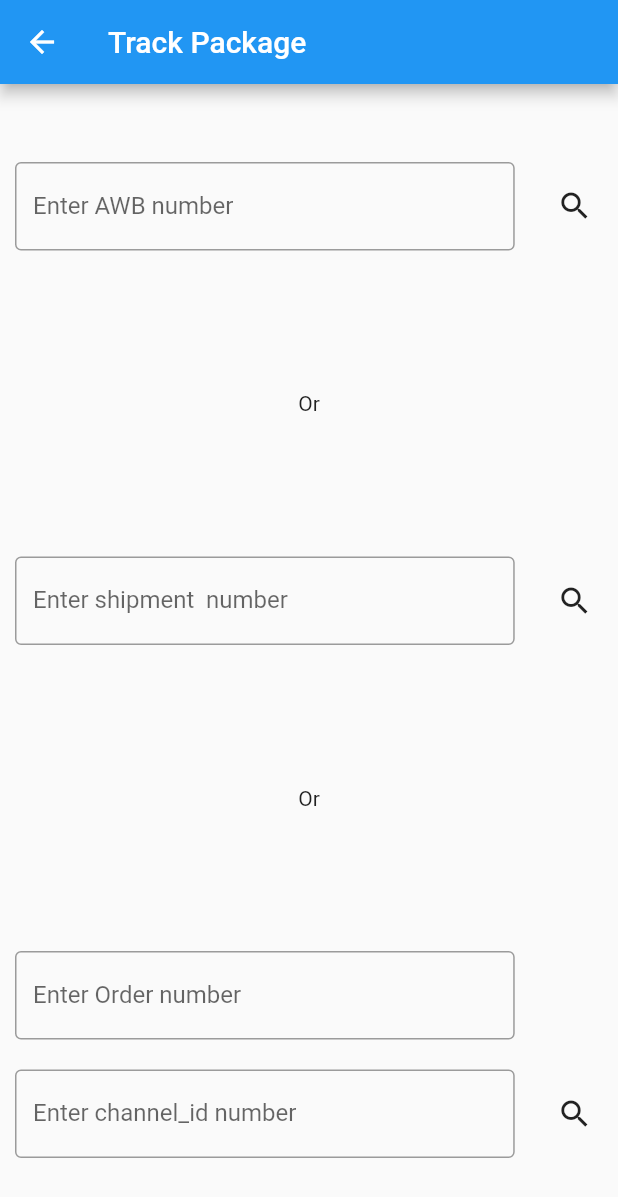
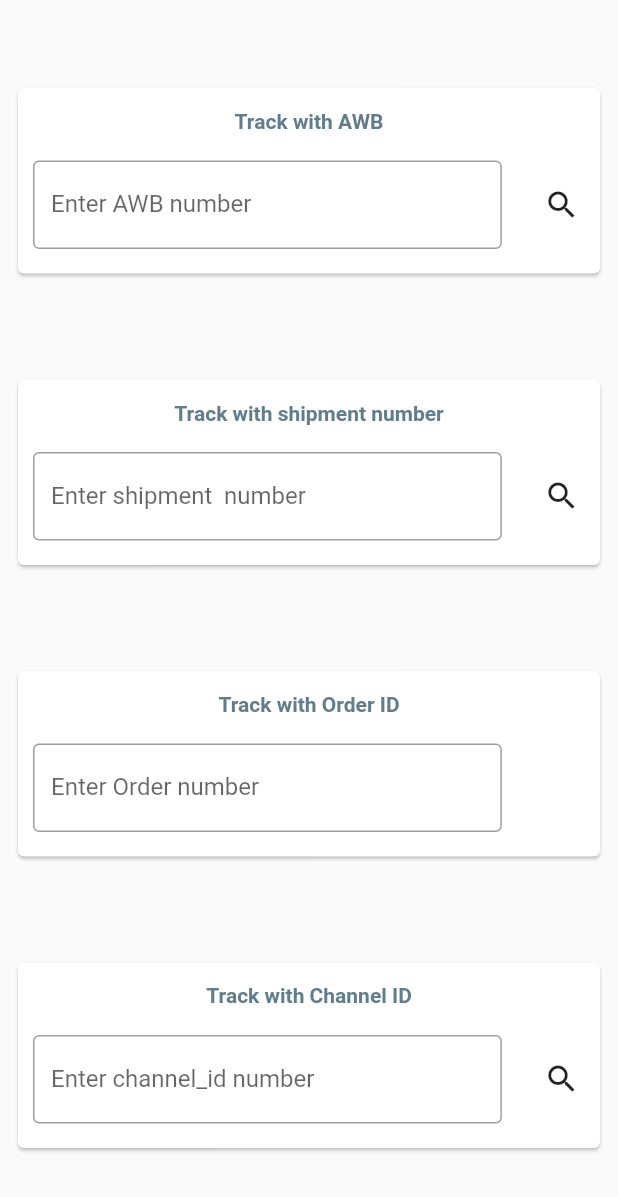
Before and after one commit to C-m3-Codin/Apostrophe__2, a Flutter app: the TrackPage screen opened directly with empty values, on a phone screen of 412 x 824 dp. Shown: the top 1197 px of the screen. Run offline on Flutter 3.47's test engine with Material 2 defaults, Android fonts, the phone set to English and light mode, and no system bars; our stand-ins replace flutter_map, latlong2; missing offline and left inert: bottom_bar; network calls fail.

Commit message:
trackpage ui done

```diff
--- a/lib/AllOrders.dart
+++ b/lib/AllOrders.dart
@@ -51,9 +51,9 @@ class _ShowAllOrdersState extends State<ShowAllOrders> {
   @override
   Widget build(BuildContext context) {
     return Scaffold(
-      appBar: AppBar(
-        title: Text('All Orders'),
-      ),
+      // appBar: AppBar(
+      //   title: Text('All Orders'),
+      // ),
       body: FutureBuilder(
         future: orders,
         builder: (BuildContext context, AsyncSnapshot<Orders> snapshot) {
--- a/lib/LoginPage.dart
+++ b/lib/LoginPage.dart
@@ -70,7 +70,9 @@ class _LoginPageState extends State<LoginPage> {
   @override
   Widget build(BuildContext context) {
     return Scaffold(
-      body: Padding(
+      body: Center(
+        child: Container(
+          child: Padding(
               padding: const EdgeInsets.all(10),
               child: ListView(
                 children: <Widget>[
@@ -142,6 +144,8 @@ class _LoginPageState extends State<LoginPage> {
                   ),
                 ],
               )),
+        ),
+      ),
     );
   }
 }
--- a/lib/TracksPage.dart
+++ b/lib/TracksPage.dart
@@ -93,9 +93,9 @@ class _TrackState extends State<TrackPage> {
   @override
   Widget build(BuildContext context) {
     return Scaffold(
-      appBar: AppBar(
-        title: Text("Track Package"),
-      ),
+      // appBar: AppBar(
+      //   title: Text("Track Package"),
+      // ),
       body: searched == false
           ? SearchBar()
           : FutureBuilder(
@@ -121,15 +121,26 @@ class _TrackState extends State<TrackPage> {
 
   Column SearchBar() {
     return Column(
-        mainAxisAlignment: MainAxisAlignment.spaceAround,
+        mainAxisAlignment: MainAxisAlignment.spaceEvenly,
         crossAxisAlignment: CrossAxisAlignment.center,
         children: <Widget>[
+          // With AWB
+          Padding(
+            padding: const EdgeInsets.all(8.0),
+            child: Expanded(
+              child: Card(
+                child: Container(
+                  width: MediaQuery.of(context).size.width,
+                  height: MediaQuery.of(context).size.height * 0.15,
+                  child: Column(
+                    mainAxisAlignment: MainAxisAlignment.center,
+                    children: [
+                      tracking_heading("Track with AWB"),
                       Row(
                         children: [
                           Flexible(
                             flex: 6,
                             child: Container(
-                  // width: 400,
                               alignment: Alignment.center,
                               padding: const EdgeInsets.all(10),
                               child: TextField(
@@ -142,7 +153,6 @@ class _TrackState extends State<TrackPage> {
                           ),
                           Flexible(
                             child: Container(
-                    // width: 400,
                                 alignment: Alignment.center,
                                 padding: const EdgeInsets.all(10),
                                 child: IconButton(
@@ -154,14 +164,30 @@ class _TrackState extends State<TrackPage> {
                                     icon: Icon(Icons.search))),
                           ),
                         ],
+                      )
+                    ],
                   ),
-          Text("Or"),
+                ),
+              ),
+            ),
+          ),
+          // with shipment
+          Padding(
+            padding: const EdgeInsets.all(8.0),
+            child: Expanded(
+              child: Card(
+                child: Container(
+                  width: MediaQuery.of(context).size.width,
+                  height: MediaQuery.of(context).size.height * 0.15,
+                  child: Column(
+                    mainAxisAlignment: MainAxisAlignment.center,
+                    children: [
+                      tracking_heading("Track with shipment number"),
                       Row(
                         children: [
                           Flexible(
                             flex: 6,
                             child: Container(
-                  // width: 400,
                               alignment: Alignment.center,
                               padding: const EdgeInsets.all(10),
                               child: TextField(
@@ -174,7 +200,6 @@ class _TrackState extends State<TrackPage> {
                           ),
                           Flexible(
                             child: Container(
-                    // width: 400,
                                 alignment: Alignment.center,
                                 padding: const EdgeInsets.all(10),
                                 child: IconButton(
@@ -187,15 +212,29 @@ class _TrackState extends State<TrackPage> {
                           ),
                         ],
                       ),
-          Text("Or"),
-          Column(
+                    ],
+                  ),
+                ),
+              ),
+            ),
+          ),
+          // with order number
+          Padding(
+            padding: const EdgeInsets.all(8.0),
+            child: Expanded(
+              child: Card(
+                child: Container(
+                  width: MediaQuery.of(context).size.width,
+                  height: MediaQuery.of(context).size.height * 0.15,
+                  child: Column(
+                    mainAxisAlignment: MainAxisAlignment.center,
                     children: [
+                      tracking_heading("Track with Order ID"),
                       Row(
                         children: [
                           Flexible(
                             flex: 6,
                             child: Container(
-                      // width: 400,
                               alignment: Alignment.center,
                               padding: const EdgeInsets.all(10),
                               child: TextField(
@@ -209,17 +248,33 @@ class _TrackState extends State<TrackPage> {
                           Flexible(
                               flex: 1,
                               child: Container(
-                          // width: 400,
                                   alignment: Alignment.center,
                                   padding: const EdgeInsets.all(10),
                                   child: Text(" ")))
                         ],
                       ),
+                    ],
+                  ),
+                ),
+              ),
+            ),
+          ),
+          // with Channel id number
+          Padding(
+            padding: const EdgeInsets.all(8.0),
+            child: Expanded(
+              child: Card(
+                child: Container(
+                  width: MediaQuery.of(context).size.width,
+                  height: MediaQuery.of(context).size.height * 0.15,
+                  child: Column(
+                    mainAxisAlignment: MainAxisAlignment.center,
+                    children: [
+                      tracking_heading("Track with Channel ID"),
                       Row(children: [
                         Flexible(
                           flex: 6,
                           child: Container(
-                    // width: 400,
                             alignment: Alignment.center,
                             padding: const EdgeInsets.all(10),
                             child: TextField(
@@ -233,21 +288,36 @@ class _TrackState extends State<TrackPage> {
                         Flexible(
                           flex: 1,
                           child: Container(
-                      // width: 400,
                               alignment: Alignment.center,
                               padding: const EdgeInsets.all(10),
                               child: IconButton(
                                   onPressed: () {
-                            trackapi = getTrackORDER(searchQueryCHANNELID.text,
+                                    trackapi = getTrackORDER(
+                                        searchQueryCHANNELID.text,
                                         searchQueryORDER.text);
                                     searched = true;
                                     setState(() {});
                                   },
                                   icon: Icon(Icons.search))),
                         ),
-              ])
+                      ]),
                     ],
                   ),
+                ),
+              ),
+            ),
+          ),
+          // asdfs
         ]);
   }
+
+  Padding tracking_heading(String s) {
+    return Padding(
+      padding: const EdgeInsets.all(8.0),
+      child: Text(
+        s,
+        style: TextStyle(fontWeight: FontWeight.bold, color: Colors.blueGrey),
+      ),
+    );
   }
+}
```
Lines whose indentation alone changed are shown as unchanged.
